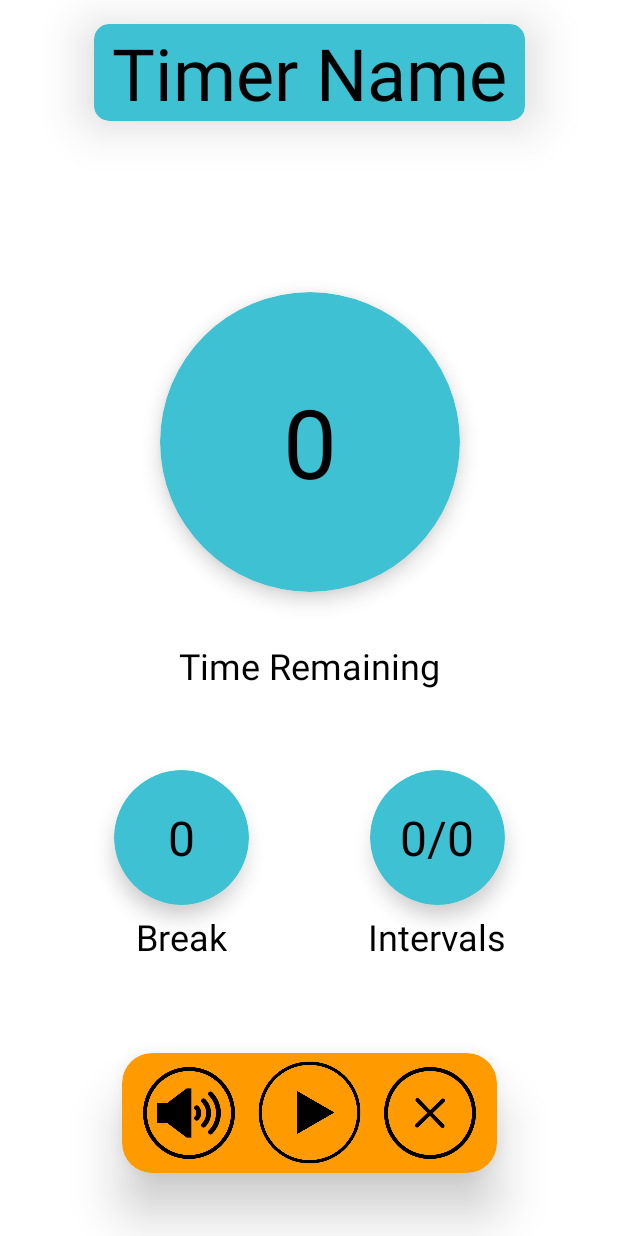
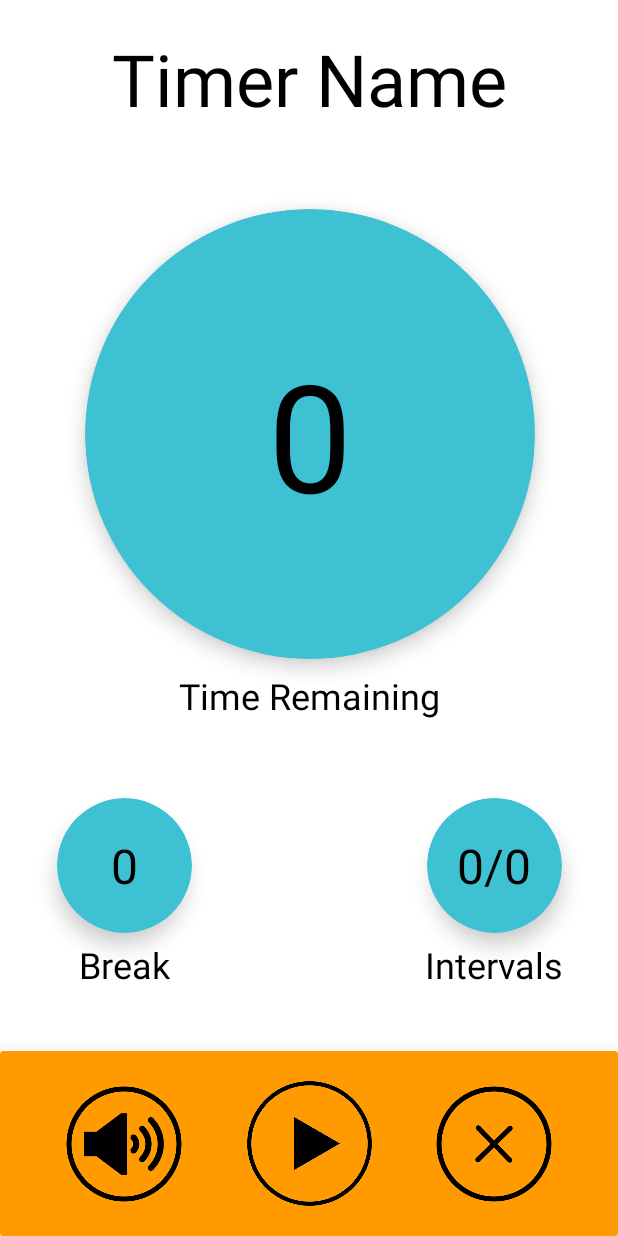
Before and after one commit to mdrewry/IntervalTimer, an Android app: the timer screen opened directly, with no data from a screen before it, on a phone screen of 412 x 824 dp. Run offline under Robolectric (Android 15) with nearby library versions, the phone set to English and light mode, and no system bars; 4 statements that could not run were skipped.

Commit message:
changed the layout of the timer screen

```diff
--- a/app/build.gradle
+++ b/app/build.gradle
@@ -7,8 +7,8 @@ android {
         applicationId "com.markdrewry.intervaltimer"
         minSdkVersion 22
         targetSdkVersion 28
-        versionCode 4
-        versionName "1.3"
+        versionCode 6
+        versionName "1.5"
         testInstrumentationRunner "androidx.test.runner.AndroidJUnitRunner"
     }
     buildTypes {
--- a/app/src/main/res/layout/activity_add_timer.xml
+++ b/app/src/main/res/layout/activity_add_timer.xml
@@ -19,17 +19,6 @@
         app:cardBackgroundColor="?attr/colorSecondary"
         app:cardElevation="8dp"
         app:cardCornerRadius="20dp"></androidx.cardview.widget.CardView>
-    <androidx.cardview.widget.CardView
-        android:id="@+id/cardViewTitle"
-        android:layout_width="0dp"
-        android:layout_height="0dp"
-        app:layout_constraintStart_toStartOf="@id/createTimerText"
-        app:layout_constraintEnd_toEndOf="@id/createTimerText"
-        app:layout_constraintTop_toTopOf="@id/createTimerText"
-        app:layout_constraintBottom_toBottomOf="@id/createTimerText"
-        app:cardBackgroundColor="?attr/colorSecondary"
-        app:cardElevation="8dp"
-        app:cardCornerRadius="10dp"></androidx.cardview.widget.CardView>
     <androidx.cardview.widget.CardView
         android:id="@+id/cardViewSave"
         android:layout_width="100dp"
@@ -94,7 +83,7 @@
         android:textColor="?attr/textColor"
         android:inputType="textPersonName"
         android:textSize="20dp"
-        android:ems="8"
+        android:ems="7"
         app:layout_constraintTop_toTopOf="@id/cardViewMain"
         app:layout_constraintStart_toEndOf="@id/nameOfTimer"
         app:layout_constraintBottom_toTopOf="@id/editNumOfIntervals"
@@ -145,7 +134,7 @@
         android:layout_height="wrap_content"
         android:background="@null"
         android:text="Create Timer"
-        android:textSize="32dp"
+        android:textSize="48dp"
         android:textColor="?attr/textColor"
         app:layout_constraintTop_toTopOf="parent"
         app:layout_constraintLeft_toLeftOf="parent"
--- a/app/src/main/res/layout/activity_main.xml
+++ b/app/src/main/res/layout/activity_main.xml
@@ -59,10 +59,9 @@
         android:id="@+id/selectTimerTextView"
         android:layout_width="wrap_content"
         android:layout_height="wrap_content"
-        android:fontFamily="sans-serif-medium"
         android:text="@string/selectTimerText"
         android:textColor="?attr/textColor"
-        android:textSize="32dp"
+        android:textSize="48dp"
         app:layout_constraintBottom_toBottomOf="parent"
         app:layout_constraintEnd_toEndOf="parent"
         app:layout_constraintLeft_toLeftOf="parent"
@@ -110,7 +109,8 @@
         app:layout_constraintEnd_toEndOf="parent"
         app:layout_constraintStart_toStartOf="parent"
         app:layout_constraintTop_toBottomOf="@+id/selectTimerTextView"
-        android:elevation="8dp"/>
+        android:elevation="8dp"
+        android:dividerHeight="6dp"/>
     <ImageButton
         android:id="@+id/darkModeButton"
         android:layout_width="64dp"
--- a/app/src/main/res/layout/activity_timer.xml
+++ b/app/src/main/res/layout/activity_timer.xml
@@ -7,28 +7,19 @@
     android:background="?attr/colorPrimary"
     tools:context=".timer">
     //decoration ImageViews
-    <androidx.cardview.widget.CardView
-        android:id="@+id/cardViewTimerName"
-        android:layout_width="0dp"
-        android:layout_height="0dp"
-        app:cardBackgroundColor="?attr/colorSecondary"
-        app:cardCornerRadius="10dp"
-        app:cardElevation="20dp"
-        app:layout_constraintBottom_toBottomOf="@id/timerNameText"
-        app:layout_constraintEnd_toEndOf="@id/timerNameText"
-        app:layout_constraintStart_toStartOf="@id/timerNameText"
-        app:layout_constraintTop_toTopOf="@id/timerNameText"/>
+
     <androidx.cardview.widget.CardView
         android:id="@+id/cardViewIntervalTimer"
-        android:layout_width="200dp"
-        android:layout_height="200dp"
+        android:layout_width="300dp"
+        android:layout_height="300dp"
         app:cardBackgroundColor="?attr/colorSecondary"
-        app:cardCornerRadius="125dp"
+        app:cardCornerRadius="150dp"
         app:cardElevation="8dp"
         app:layout_constraintBottom_toBottomOf="@id/progressBar"
         app:layout_constraintEnd_toEndOf="@id/progressBar"
         app:layout_constraintStart_toStartOf="@id/progressBar"
-        app:layout_constraintTop_toTopOf="@id/progressBar"/>
+        app:layout_constraintTop_toTopOf="@id/progressBar" />
+
     <androidx.cardview.widget.CardView
         android:id="@+id/cardViewBreakTimer"
         android:layout_width="90dp"
@@ -39,7 +30,8 @@
         app:layout_constraintBottom_toBottomOf="@id/progressBarBreak"
         app:layout_constraintEnd_toEndOf="@id/progressBarBreak"
         app:layout_constraintStart_toStartOf="@id/progressBarBreak"
-        app:layout_constraintTop_toTopOf="@id/progressBarBreak"/>
+        app:layout_constraintTop_toTopOf="@id/progressBarBreak" />
+
     <androidx.cardview.widget.CardView
         android:id="@+id/cardViewTotalTimer"
         android:layout_width="90dp"
@@ -50,74 +42,73 @@
         app:layout_constraintBottom_toBottomOf="@id/progressBarTotal"
         app:layout_constraintEnd_toEndOf="@id/progressBarTotal"
         app:layout_constraintStart_toStartOf="@id/progressBarTotal"
-        app:layout_constraintTop_toTopOf="@id/progressBarTotal"/>
+        app:layout_constraintTop_toTopOf="@id/progressBarTotal" />
+
     <androidx.cardview.widget.CardView
         android:id="@+id/cardViewButtonControls"
-        android:layout_width="250dp"
-        android:layout_height="80dp"
+        android:layout_width="0dp"
+        android:layout_height="0dp"
         app:cardBackgroundColor="?attr/colorAccent"
-        app:cardCornerRadius="20dp"
         app:cardElevation="20dp"
-        app:layout_constraintBottom_toBottomOf="@id/playButton"
-        app:layout_constraintEnd_toEndOf="@id/cancelButton"
-        app:layout_constraintStart_toStartOf="@id/muteButton"
-        app:layout_constraintTop_toTopOf="@id/playButton"/>
+        app:layout_constraintBottom_toBottomOf="parent"
+        app:layout_constraintEnd_toEndOf="parent"
+        app:layout_constraintStart_toStartOf="parent"
+        app:layout_constraintTop_toBottomOf="@id/guidelineButtons" />
     //title of timer
 
     <TextView
         android:id="@+id/timerNameText"
         android:layout_width="wrap_content"
         android:layout_height="wrap_content"
-        android:layout_marginTop="16dp"
         android:background="@null"
-        android:paddingStart="12dp"
-        android:paddingEnd="12dp"
+        android:elevation="20dp"
         android:text="Timer Name"
-        android:elevation="20dp"
         android:textColor="?attr/textColor"
         android:textSize="48dp"
         app:layout_constraintEnd_toEndOf="parent"
         app:layout_constraintStart_toStartOf="parent"
-        app:layout_constraintTop_toTopOf="parent" />
+        app:layout_constraintTop_toTopOf="parent"
+        app:layout_constraintBottom_toTopOf="@id/progressBar"/>
     //progressbars!
+
     <ProgressBar
         android:id="@+id/progressBar"
         style="?android:progressBarStyleHorizontal"
-        android:layout_width="250dp"
-        android:layout_height="250dp"
+        android:layout_width="370dp"
+        android:layout_height="370dp"
+        android:elevation="7dp"
         android:progress="100"
-        android:elevation="7dp"
         android:progressDrawable="@drawable/progressb"
-        app:layout_constraintBottom_toTopOf="@id/progressBarBreak"
+        app:layout_constraintTop_toTopOf="@id/guidelineMainTimer"
+        app:layout_constraintBottom_toBottomOf="@id/guidelineMainTimer"
         app:layout_constraintEnd_toEndOf="parent"
-        app:layout_constraintStart_toStartOf="parent"
-        app:layout_constraintTop_toBottomOf="@id/timerNameText" />
+        app:layout_constraintStart_toStartOf="parent" />
 
     <ProgressBar
         android:id="@+id/progressBarBreak"
         style="?android:progressBarStyleHorizontal"
         android:layout_width="100dp"
         android:layout_height="100dp"
+        android:elevation="7dp"
         android:progress="100"
-        android:elevation="7dp"
         android:progressDrawable="@drawable/progressb"
-        app:layout_constraintBottom_toTopOf="@id/playButton"
-        app:layout_constraintEnd_toStartOf="@id/progressBarTotal"
-        app:layout_constraintStart_toStartOf="parent"
-        app:layout_constraintTop_toBottomOf="@id/progressBar" />
+        app:layout_constraintTop_toTopOf="@id/guidelineSubTimers"
+        app:layout_constraintBottom_toBottomOf="@id/guidelineSubTimers"
+        app:layout_constraintEnd_toEndOf="@id/guidelineLeft"
+        app:layout_constraintStart_toStartOf="@id/guidelineLeft" />
 
     <ProgressBar
         android:id="@+id/progressBarTotal"
         style="?android:progressBarStyleHorizontal"
         android:layout_width="100dp"
         android:layout_height="100dp"
+        android:elevation="7dp"
         android:progress="100"
-        android:elevation="7dp"
         android:progressDrawable="@drawable/progressb"
-        app:layout_constraintBottom_toTopOf="@id/playButton"
-        app:layout_constraintEnd_toEndOf="parent"
-        app:layout_constraintStart_toEndOf="@id/progressBarBreak"
-        app:layout_constraintTop_toBottomOf="@id/progressBar"></ProgressBar>
+        app:layout_constraintTop_toTopOf="@id/guidelineSubTimers"
+        app:layout_constraintBottom_toBottomOf="@id/guidelineSubTimers"
+        app:layout_constraintEnd_toEndOf="@id/guidelineRight"
+        app:layout_constraintStart_toStartOf="@id/guidelineRight"></ProgressBar>
     //all textviews associated with progressbars
 
     <TextView
@@ -125,14 +116,14 @@
         android:layout_width="wrap_content"
         android:layout_height="wrap_content"
         android:background="@null"
+        android:elevation="8dp"
         android:text="30"
         android:textColor="?attr/textColor"
-        android:textSize="64dp"
+        android:textSize="100dp"
         app:layout_constraintBottom_toBottomOf="@id/progressBar"
         app:layout_constraintEnd_toEndOf="@id/progressBar"
         app:layout_constraintStart_toStartOf="@id/progressBar"
-        app:layout_constraintTop_toTopOf="@id/progressBar"
-        android:elevation="8dp"/>
+        app:layout_constraintTop_toTopOf="@id/progressBar" />
 
     <TextView
         android:id="@+id/titleOfProgressTimerText"
@@ -141,18 +132,18 @@
         android:text="Time Remaining"
         android:textColor="?attr/textColor"
         android:textSize="24dp"
-        android:paddingTop="8dp"
+        android:layout_marginTop="8dp"
         app:layout_constraintEnd_toEndOf="@id/progressBar"
         app:layout_constraintStart_toStartOf="@id/progressBar"
-        app:layout_constraintTop_toBottomOf="@id/progressBar" />
+        app:layout_constraintTop_toBottomOf="@id/cardViewIntervalTimer" />
 
     <TextView
         android:id="@+id/breakText"
         android:layout_width="wrap_content"
         android:layout_height="wrap_content"
         android:background="@null"
+        android:elevation="8dp"
         android:text="Rest"
-        android:elevation="8dp"
         android:textColor="?attr/textColor"
         android:textSize="32dp"
         app:layout_constraintBottom_toBottomOf="@id/progressBarBreak"
@@ -175,10 +166,10 @@
         android:id="@+id/totalLeftText"
         android:layout_width="wrap_content"
         android:layout_height="wrap_content"
+        android:elevation="8dp"
         android:text="1/?"
         android:textColor="?attr/textColor"
         android:textSize="32dp"
-        android:elevation="8dp"
         app:layout_constraintBottom_toBottomOf="@id/progressBarTotal"
         app:layout_constraintEnd_toEndOf="@id/progressBarTotal"
         app:layout_constraintStart_toStartOf="@id/progressBarTotal"
@@ -198,57 +189,85 @@
 
     <ImageButton
         android:id="@+id/playButton"
-        android:layout_width="90dp"
-        android:layout_height="90dp"
+        android:layout_width="110dp"
+        android:layout_height="110dp"
         android:background="@drawable/playbutton"
-        app:layout_constraintTop_toBottomOf="@id/guidelineButtons"
+        android:elevation="20dp"
         app:layout_constraintBottom_toBottomOf="parent"
         app:layout_constraintEnd_toEndOf="parent"
         app:layout_constraintStart_toStartOf="parent"
-        android:elevation="20dp"/>
+        app:layout_constraintTop_toBottomOf="@id/guidelineButtons" />
 
     <ImageButton
         android:id="@+id/muteButton"
-        android:layout_width="64dp"
-        android:layout_height="64dp"
+        android:layout_width="80dp"
+        android:layout_height="80dp"
         android:background="@drawable/unmute"
-        app:layout_constraintTop_toBottomOf="@id/guidelineButtons"
+        android:elevation="20dp"
         app:layout_constraintBottom_toBottomOf="parent"
-        app:layout_constraintEnd_toEndOf="@id/playButton"
-        app:layout_constraintStart_toStartOf="parent"
-        android:elevation="20dp"/>
+        app:layout_constraintEnd_toEndOf="@id/progressBarBreak"
+        app:layout_constraintStart_toStartOf="@id/progressBarBreak"
+        app:layout_constraintTop_toBottomOf="@id/guidelineButtons" />
 
     <ImageButton
         android:id="@+id/cancelButton"
-        android:layout_width="64dp"
-        android:layout_height="64dp"
+        android:layout_width="80dp"
+        android:layout_height="80dp"
         android:background="@drawable/cancelbutton"
-        app:layout_constraintTop_toBottomOf="@id/guidelineButtons"
+        android:elevation="20dp"
         app:layout_constraintBottom_toBottomOf="parent"
-        app:layout_constraintEnd_toEndOf="parent"
-        app:layout_constraintStart_toStartOf="@id/playButton"
-        android:elevation="20dp"/>
+        app:layout_constraintEnd_toEndOf="@id/progressBarTotal"
+        app:layout_constraintStart_toStartOf="@id/progressBarTotal"
+        app:layout_constraintTop_toBottomOf="@id/guidelineButtons" />
 
     <TextView
         android:id="@+id/countdownStartText"
         android:layout_width="wrap_content"
         android:layout_height="wrap_content"
         android:background="@null"
+        android:elevation="20dp"
         android:text="3"
         android:textColor="?attr/textColor"
         android:textSize="32dp"
         app:layout_constraintBottom_toBottomOf="@id/playButton"
         app:layout_constraintEnd_toEndOf="@id/playButton"
         app:layout_constraintStart_toStartOf="@id/playButton"
-        app:layout_constraintTop_toTopOf="@id/playButton"
-        android:elevation="20dp"/>
+        app:layout_constraintTop_toTopOf="@id/playButton" />
 
     <androidx.constraintlayout.widget.Guideline
         android:id="@+id/guidelineButtons"
         android:layout_width="wrap_content"
         android:layout_height="wrap_content"
         android:orientation="horizontal"
+        app:layout_constraintGuide_percent=".85" />
+
+    <androidx.constraintlayout.widget.Guideline
+        android:id="@+id/guidelineLeft"
+        android:layout_width="wrap_content"
+        android:layout_height="wrap_content"
+        android:orientation="vertical"
+        app:layout_constraintGuide_percent=".2" />
+
+    <androidx.constraintlayout.widget.Guideline
+        android:id="@+id/guidelineRight"
+        android:layout_width="wrap_content"
+        android:layout_height="wrap_content"
+        android:orientation="vertical"
         app:layout_constraintGuide_percent=".8" />
+
+    <androidx.constraintlayout.widget.Guideline
+        android:id="@+id/guidelineMainTimer"
+        android:layout_width="wrap_content"
+        android:layout_height="wrap_content"
+        android:orientation="horizontal"
+        app:layout_constraintGuide_percent=".35" />
+
+    <androidx.constraintlayout.widget.Guideline
+        android:id="@+id/guidelineSubTimers"
+        android:layout_width="wrap_content"
+        android:layout_height="wrap_content"
+        android:orientation="horizontal"
+        app:layout_constraintGuide_percent=".7" />
 
 
 </androidx.constraintlayout.widget.ConstraintLayout>
```
